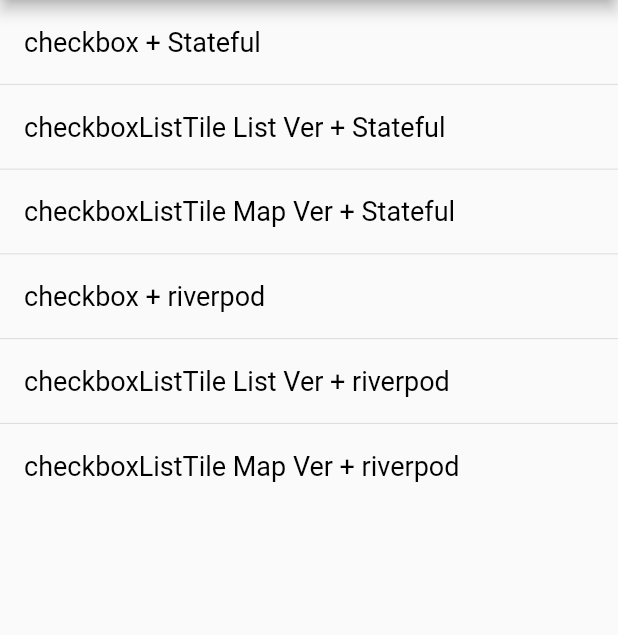
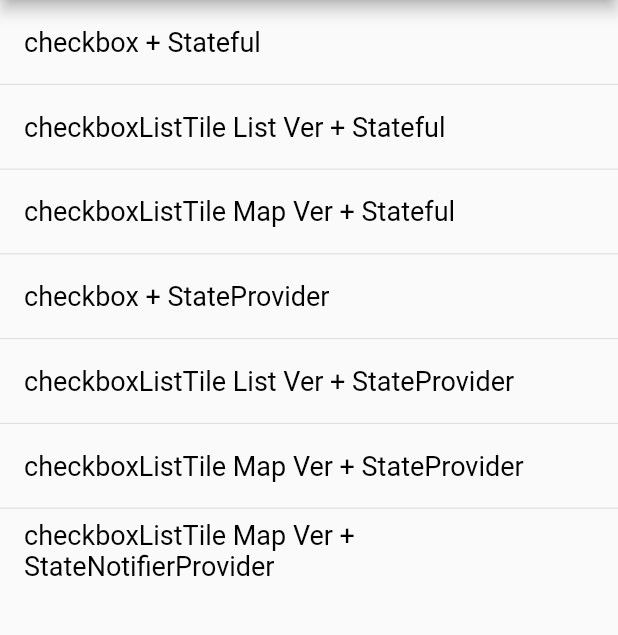
Before and after one commit to tsukamoto1783/checkbox_sample, a Flutter app: the screen it shows after launch, on a phone screen of 412 x 824 dp, the part 84-719 px from its top. Run offline on Flutter 3.47's test engine with Material 2 defaults, Android fonts, the phone set to English and light mode, and no system bars; our stand-ins replace flutter_riverpod.

Commit message:
fix: StateNotifireProviderでのサンプル追加

```diff
--- a/lib/home_page.dart
+++ b/lib/home_page.dart
@@ -3,6 +3,7 @@ import 'package:checkbox_sample/checkboxListTiles.dart';
 import 'package:checkbox_sample/checkboxListTilesRiverpodVer2.dart';
 import 'package:checkbox_sample/checkboxListTilesVer2.dart';
 import 'package:checkbox_sample/checkboxRiverpod.dart';
+import 'package:checkbox_sample/checkboxRiverpodNew.dart';
 import 'package:checkbox_sample/checkbox_single.dart';
 import 'package:flutter/material.dart';
 
@@ -20,16 +21,20 @@ class MyHomePage extends StatelessWidget {
       'className': const CheckboxListTilesVer2(),
     },
     3: {
-      'pageName': 'checkbox + riverpod',
+      'pageName': 'checkbox + StateProvider',
       'className': CheckboxRiverpod(),
     },
     4: {
-      'pageName': 'checkboxListTile List Ver + riverpod',
+      'pageName': 'checkboxListTile List Ver + StateProvider',
       'className': CheckboxListTileRiverpod(),
     },
     5: {
-      'pageName': 'checkboxListTile Map Ver + riverpod',
+      'pageName': 'checkboxListTile Map Ver + StateProvider',
       'className': CheckboxListTileRiverpodVer2(),
+    },
+    6: {
+      'pageName': 'checkboxListTile Map Ver + StateNotifierProvider',
+      'className': CheckboxListTileRiverpodNew(),
     },
   };
 
```
Also changed, not shown: lib/checkboxRiverpodNew.dart (added, +61 -0 lines).
